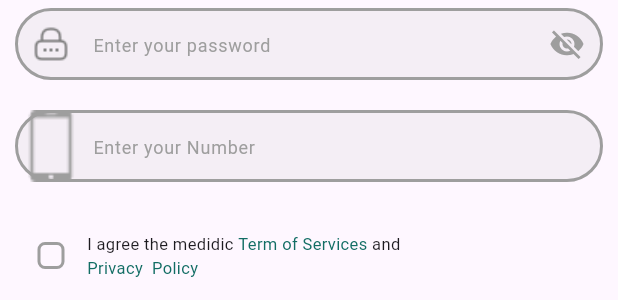
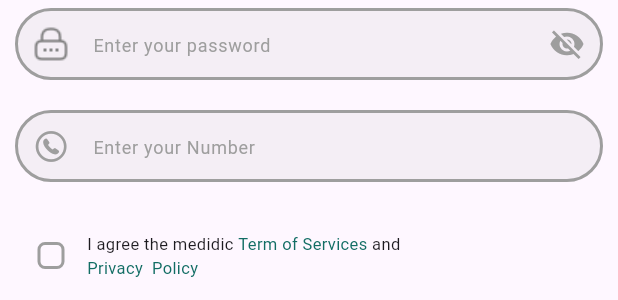
Before and after one commit to huzaifaAhmad9/FYP-SwiftAid, a Flutter app: the Doctor widget shown alone on an empty page, opened directly, on a phone screen of 412 x 824 dp. Shown: the part 301-601 px from the top of the screen. Run offline on Flutter 3.47's test engine with Material 3 defaults, Android fonts, the phone set to English and light mode, and no system bars; our stand-ins replace avatar_glow, dropdown_button2, firebase_auth, firebase_core, firebase_database, flutter_bloc and 9 more; missing offline and left inert: animated_weight_picker, audio_waveforms, cupertino_height_picker, flutter_sound, scroll_wheel_date_picker, tutorial_coach_mark; accounts and stored records are empty.

Commit message:
Adding Icons in Auth Screens

```diff
--- a/lib/Screens/auth/SignUp/sign.dart
+++ b/lib/Screens/auth/SignUp/sign.dart
@@ -1,7 +1,7 @@
-import 'package:swift_aid/Screens/auth/components/custom_field.dart';
-import 'package:swift_aid/bloc/hospital_auth_bloc/hospital_auth_bloc.dart';
 import 'package:swift_aid/bloc/hospital_auth_bloc/hospital_auth_event.dart';
 import 'package:swift_aid/bloc/hospital_auth_bloc/hospital_auth_state.dart';
+import 'package:swift_aid/bloc/hospital_auth_bloc/hospital_auth_bloc.dart';
+import 'package:swift_aid/Screens/auth/components/custom_field.dart';
 import 'package:swift_aid/components/responsive_sized_box.dart';
 import 'package:swift_aid/Screens/auth/SignUp/verify_otp.dart';
 import 'package:swift_aid/bloc/auth_bloc/auth_evetns.dart';
@@ -12,6 +12,7 @@ import 'package:swift_aid/Screens/auth/Login/login.dart';
 import 'package:swift_aid/app_colors/app_colors.dart';
 import 'package:flutter_bloc/flutter_bloc.dart';
 import 'package:swift_aid/utils/utils.dart';
+import 'package:flutter/cupertino.dart';
 import 'package:flutter/material.dart';
 import 'dart:developer' show log;
 
@@ -834,13 +835,10 @@ class _DoctorState extends State<Doctor> {
                     hintText: "Enter your Number",
                     obscureText: false,
                     focusNode: _numberFocus,
-                    prefixIcon: Image.asset(
-                      'assets/images/phone.png',
-                      scale: 0.3,
-                      height: 0,
-                      width: 0,
+                    prefixIcon: Icon(
+                      CupertinoIcons.phone_circle,
                       color: _numberFocus.hasFocus
-                          ? const Color.fromARGB(255, 18, 109, 100)
+                          ? AppColors.primaryColor
                           : Colors.grey,
                     ),
                     validator: (value) {
```
Also changed, not shown: 4 other files.
